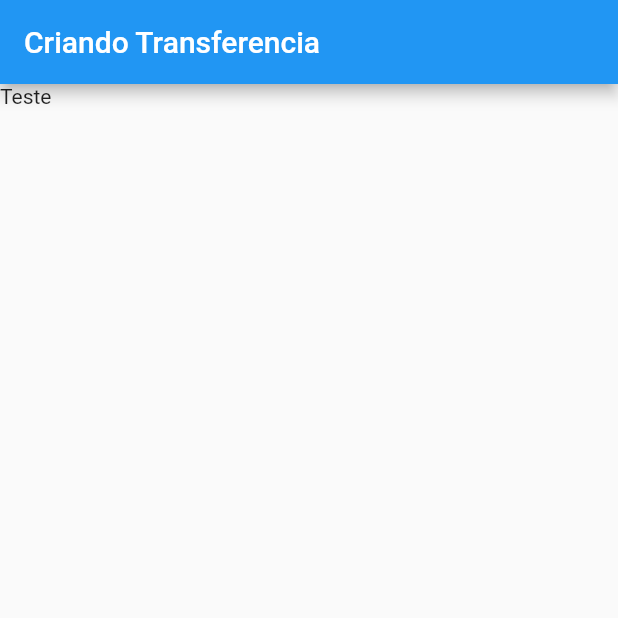
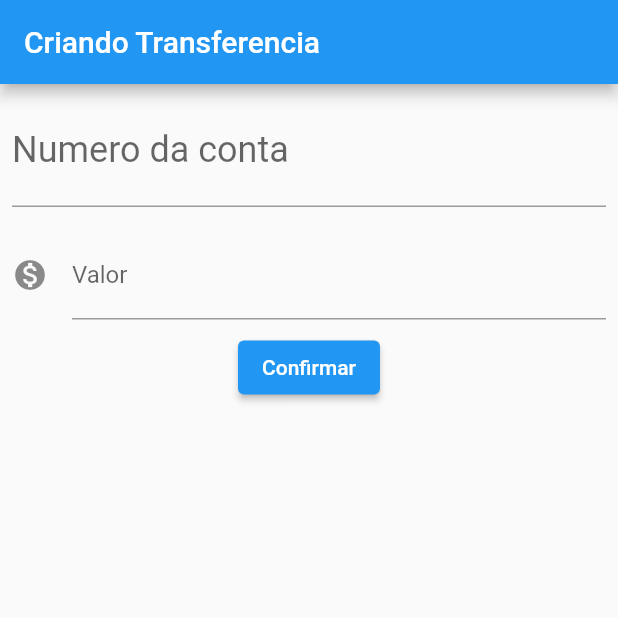
Before and after one commit to IACarvalho/bytebank, a Flutter app: the screen it shows after launch, on a phone screen of 412 x 824 dp, the top half of it. Run offline on Flutter 3.47's test engine with Material 2 defaults, Android fonts, the phone set to English and light mode, and no system bars.

Commit message:
Resolução do exercídio

```diff
--- a/lib/main.dart
+++ b/lib/main.dart
@@ -27,7 +27,41 @@ class FormularioTransferencia extends StatelessWidget {
       appBar: AppBar(
         title: Text('Criando Transferencia'),
       ),
-      body: Text('Teste'),
+      body: Column(
+        children: [
+          Padding(
+            padding: const EdgeInsets.all(8.0),
+            child: TextField(
+              style: TextStyle(
+                fontSize: 24.0
+              ),
+              decoration: InputDecoration(
+                labelText: 'Numero da conta',
+                hintText: '0000'
+              ),
+              keyboardType: TextInputType.number,
+            ),
+          ),
+          Padding(
+            padding: const EdgeInsets.all(8.0),
+            child: TextField(
+              style: TextStyle(
+                fontSize: 16.0
+              ),
+              decoration: InputDecoration(
+                icon: Icon(Icons.monetization_on),
+                labelText: 'Valor',
+                hintText: '0.0'
+              ),
+              keyboardType: TextInputType.number,
+            ),
+          ),
+          ElevatedButton(
+              onPressed: (){},
+              child: Text('Confirmar'),
+          )
+        ],
+      ),
     );
   }
 }
```
